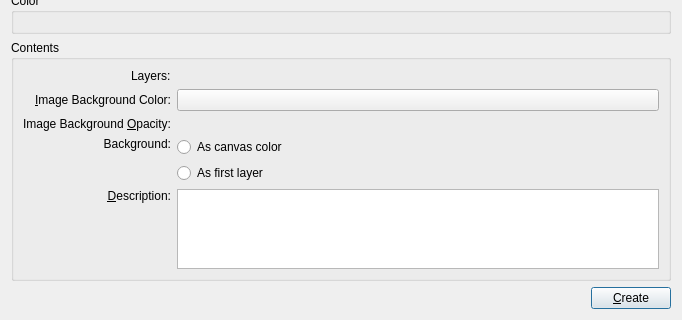
Above: krita/ui/forms/wdgnewimage.ui from KDE/krita before the change; both pictures show x 0 to 682 and y 210 to 530 of the 682 by 530 pixel window. Below: the same form after it.
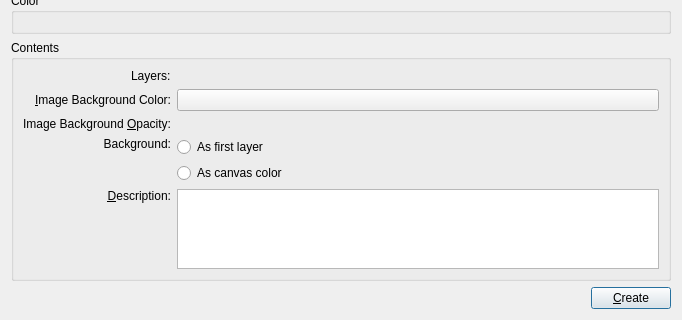
That is the form after the change. Custom widgets are drawn as their Qt base class.

Commit message:
Restore Layer Background as default
Set background as layer by default as it used to, so canvas background is more a compatibility option for people used to it in foo software..
Change the order of interface items accordingly.

```diff
--- a/krita/ui/forms/wdgnewimage.ui
+++ b/krita/ui/forms/wdgnewimage.ui
@@ -540,16 +540,6 @@
       </item>
       <item row="3" column="1">
        <layout class="QVBoxLayout" name="verticalLayout_3">
-        <item>
-         <widget class="QRadioButton" name="radioBackgroundAsProjection">
-          <property name="text">
-           <string>As canvas color</string>
-          </property>
-          <attribute name="buttonGroup">
-           <string notr="true">grpBackgroundStyle</string>
-          </attribute>
-         </widget>
-        </item>
         <item>
          <widget class="QRadioButton" name="radioBackgroundAsLayer">
           <property name="text">
@@ -560,6 +550,16 @@
           </attribute>
          </widget>
         </item>
+        <item>
+         <widget class="QRadioButton" name="radioBackgroundAsProjection">
+          <property name="text">
+           <string>As canvas color</string>
+          </property>
+          <attribute name="buttonGroup">
+           <string notr="true">grpBackgroundStyle</string>
+          </attribute>
+         </widget>
+        </item>
        </layout>
       </item>
      </layout>
```
Left out of the diff: 2 changed lines with no effect on the pictures. The commit also changes 2 other files.
